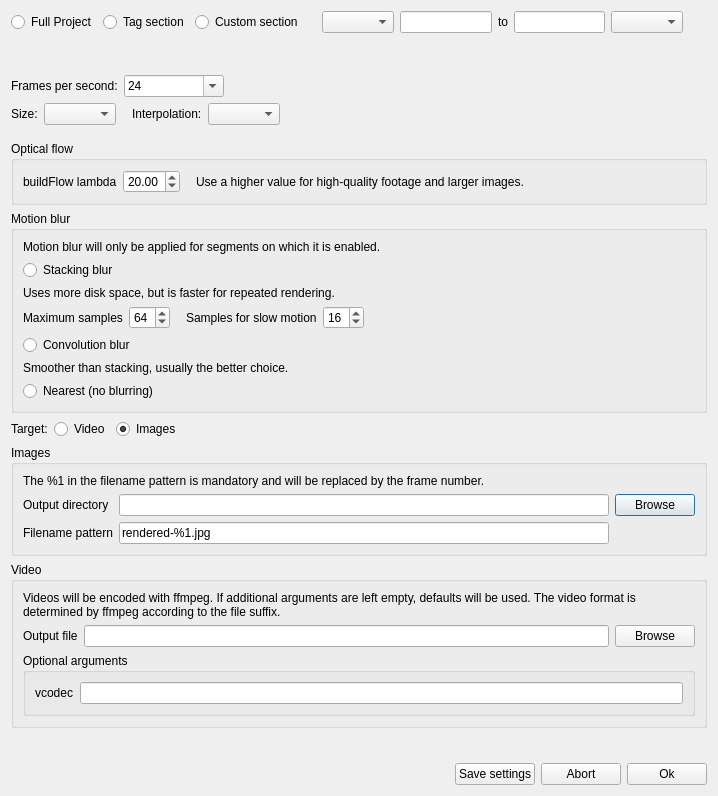
First picture: the form in slowmoVideo/slowmoUI/dialogues/renderingDialog.ui, repository slowmoVideo/slowmoVideo, before the edit.
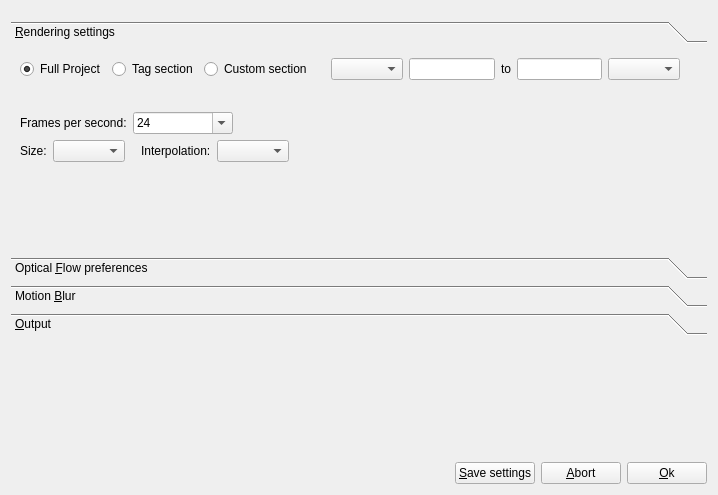
Second picture: the form after the edit. The open tabs and pages were chosen to show the change.

Commit message: Height of rendering dialog reduced

Diff of the .ui file:
```diff
--- a/slowmoVideo/slowmoUI/dialogues/renderingDialog.ui
+++ b/slowmoVideo/slowmoUI/dialogues/renderingDialog.ui
@@ -7,7 +7,7 @@
     <x>0</x>
     <y>0</y>
     <width>718</width>
-    <height>796</height>
+    <height>495</height>
    </rect>
   </property>
   <property name="windowTitle">
@@ -15,6 +15,40 @@
   </property>
   <layout class="QVBoxLayout" name="verticalLayout_2">
    <item>
+    <spacer name="verticalSpacer_2">
+     <property name="orientation">
+      <enum>Qt::Vertical</enum>
+     </property>
+     <property name="sizeType">
+      <enum>QSizePolicy::Fixed</enum>
+     </property>
+     <property name="sizeHint" stdset="0">
+      <size>
+       <width>20</width>
+       <height>10</height>
+      </size>
+     </property>
+    </spacer>
+   </item>
+   <item>
+    <widget class="QToolBox" name="toolBox">
+     <property name="currentIndex">
+      <number>1</number>
+     </property>
+     <widget class="QWidget" name="page">
+      <property name="geometry">
+       <rect>
+        <x>0</x>
+        <y>-24</y>
+        <width>683</width>
+        <height>123</height>
+       </rect>
+      </property>
+      <attribute name="label">
+       <string>&amp;Rendering settings</string>
+      </attribute>
+      <layout class="QVBoxLayout" name="verticalLayout_8">
+       <item>
     <layout class="QHBoxLayout" name="horizontalLayout">
      <item>
       <widget class="QRadioButton" name="radioFullProject">
@@ -152,22 +186,6 @@
      </item>
     </layout>
    </item>
-   <item>
-    <spacer name="verticalSpacer_2">
-     <property name="orientation">
-      <enum>Qt::Vertical</enum>
-     </property>
-     <property name="sizeType">
-      <enum>QSizePolicy::Fixed</enum>
-     </property>
-     <property name="sizeHint" stdset="0">
-      <size>
-       <width>20</width>
-       <height>10</height>
-      </size>
-     </property>
-    </spacer>
-   </item>
    <item>
     <layout class="QHBoxLayout" name="horizontalLayout_5">
      <item>
@@ -314,21 +332,36 @@
     </layout>
    </item>
    <item>
-    <spacer name="verticalSpacer_3">
+        <spacer name="verticalSpacer_4">
      <property name="orientation">
       <enum>Qt::Vertical</enum>
      </property>
      <property name="sizeType">
-      <enum>QSizePolicy::Fixed</enum>
+          <enum>QSizePolicy::Maximum</enum>
      </property>
      <property name="sizeHint" stdset="0">
       <size>
        <width>20</width>
-       <height>10</height>
+           <height>80</height>
       </size>
      </property>
     </spacer>
    </item>
+      </layout>
+     </widget>
+     <widget class="QWidget" name="page_2">
+      <property name="geometry">
+       <rect>
+        <x>0</x>
+        <y>0</y>
+        <width>700</width>
+        <height>95</height>
+       </rect>
+      </property>
+      <attribute name="label">
+       <string>Optical &amp;Flow preferences</string>
+      </attribute>
+      <layout class="QVBoxLayout" name="verticalLayout_9">
    <item>
     <widget class="QGroupBox" name="groupBox_3">
      <property name="title">
@@ -400,6 +433,13 @@
      </layout>
     </widget>
    </item>
+      </layout>
+     </widget>
+     <widget class="QWidget" name="page_3">
+      <attribute name="label">
+       <string>Motion &amp;Blur</string>
+      </attribute>
+      <layout class="QVBoxLayout" name="verticalLayout_10">
    <item>
     <widget class="QGroupBox" name="groupBox_2">
      <property name="title">
@@ -521,6 +561,13 @@
      </layout>
     </widget>
    </item>
+      </layout>
+     </widget>
+     <widget class="QWidget" name="page_4">
+      <attribute name="label">
+       <string>&amp;Output</string>
+      </attribute>
+      <layout class="QVBoxLayout" name="verticalLayout_11">
    <item>
     <layout class="QHBoxLayout" name="horizontalLayout_3">
      <item>
@@ -688,6 +735,26 @@
      </layout>
     </widget>
    </item>
+      </layout>
+     </widget>
+    </widget>
+   </item>
+   <item>
+    <spacer name="verticalSpacer_3">
+     <property name="orientation">
+      <enum>Qt::Vertical</enum>
+     </property>
+     <property name="sizeType">
+      <enum>QSizePolicy::Fixed</enum>
+     </property>
+     <property name="sizeHint" stdset="0">
+      <size>
+       <width>20</width>
+       <height>10</height>
+      </size>
+     </property>
+    </spacer>
+   </item>
    <item>
     <spacer name="verticalSpacer">
      <property name="orientation">
@@ -719,21 +786,21 @@
      <item>
       <widget class="QPushButton" name="bSave">
        <property name="text">
-        <string>Save settings</string>
+        <string>&amp;Save settings</string>
        </property>
       </widget>
      </item>
      <item>
       <widget class="QPushButton" name="bAbort">
        <property name="text">
-        <string>Abort</string>
+        <string>&amp;Abort</string>
        </property>
       </widget>
      </item>
      <item>
       <widget class="QPushButton" name="bOk">
        <property name="text">
-        <string>Ok</string>
+        <string>&amp;Ok</string>
        </property>
       </widget>
      </item>
```
Lines whose indentation alone changed are shown as unchanged.
